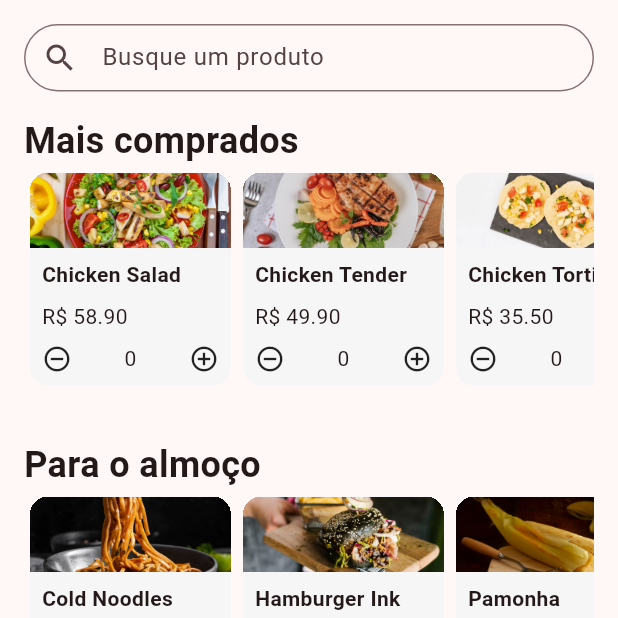
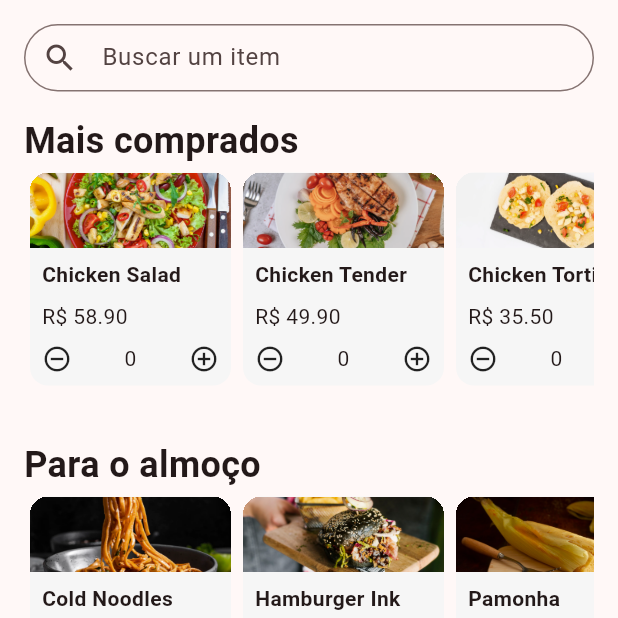
Before and after one commit to ikyrie/dev_panucci_delivery, a Flutter app: the screen it shows after launch, on a phone screen of 412 x 824 dp, the top half of it. Run offline on Flutter 3.47's test engine with Material 2 defaults, Android fonts, the phone set to English and light mode, and no system bars; our stand-ins replace flutter_mobx, mobx; generated files the repository leaves out were written again.

Commit message:
Mais alguns ajustes de contraste e deixando o layout parecido com o figma

```diff
--- a/lib/components/search_input.dart
+++ b/lib/components/search_input.dart
@@ -14,7 +14,7 @@ final TextEditingController searchTextController;
                     contentPadding: EdgeInsets.all(8.0),
                     constraints: BoxConstraints(maxHeight: 45),
                     border: OutlineInputBorder(borderRadius: BorderRadius.all(Radius.circular(50))),
-                    hintText: "Busque um produto",
+                    hintText: "Buscar um item",
                     prefixIcon: Icon(Icons.search),
                 ),
               ),
--- a/lib/main.dart
+++ b/lib/main.dart
@@ -13,7 +13,7 @@ const PanucciDelivery({ Key? key }) : super(key: key);
   @override
   Widget build(BuildContext context){
     return MaterialApp(
-      theme: ThemeData.from(colorScheme: ColorScheme.fromSeed(seedColor: Color.fromARGB(255, 255, 83, 83), surfaceTint: Color.fromARGB(255, 255, 83, 83)), useMaterial3: true),
+      theme: ThemeData.from(colorScheme: ColorScheme.fromSeed(seedColor: Color.fromARGB(255, 255, 83, 83), ), useMaterial3: true),
       home: Provider(create: (_) => CarrinhoStore(),child:  Home()),
     );
   }
--- a/lib/screens/checkout.dart
+++ b/lib/screens/checkout.dart
@@ -64,7 +64,7 @@ class Checkout extends StatelessWidget {
                       style: ElevatedButton.styleFrom(
                           elevation: 0,
                           foregroundColor: Colors.white,
-                          backgroundColor: Color.fromARGB(255, 255, 83, 83)),
+                          backgroundColor: Theme.of(context).colorScheme.surfaceTint),
                       child: Row(
                           mainAxisAlignment: MainAxisAlignment.center,
                           children: const <Widget>[
```
